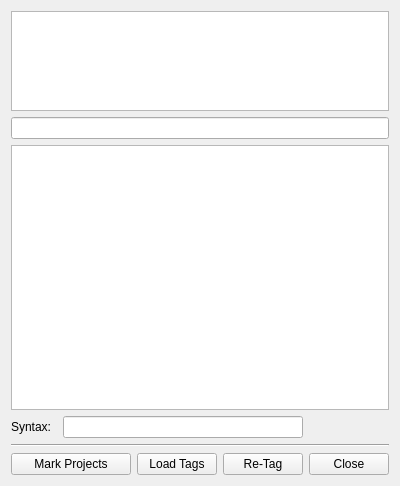
Above: harbour/contrib/hbide/resources/funclist.ui from harbour/core before the change. Below: the same form after it.
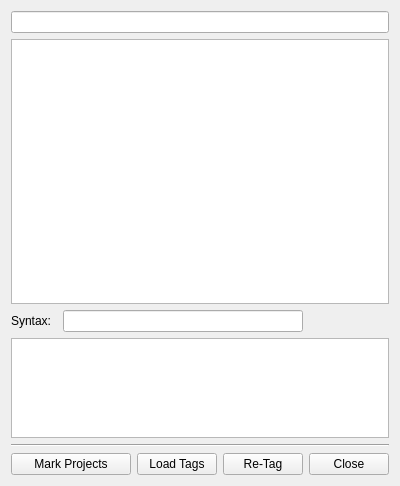
That is the form after the change.

Commit message: 2010-03-09 18:24 UTC-0800 Pritpal Bedi (pritpal@vouchcac.com)   * contrib/hbide/resources/funclist.ui   * contrib/hbide/resources/funclist.uic     ! Shifted "Projects Selection" list downwards.

```diff
--- a/harbour/contrib/hbide/resources/funclist.ui
+++ b/harbour/contrib/hbide/resources/funclist.ui
@@ -14,16 +14,6 @@
    <string>Form</string>
   </property>
   <layout class="QGridLayout" name="gridLayout">
-   <item row="0" column="0" colspan="5">
-    <widget class="QListWidget" name="listProjects">
-     <property name="maximumSize">
-      <size>
-       <width>16777215</width>
-       <height>100</height>
-      </size>
-     </property>
-    </widget>
-   </item>
    <item row="1" column="0" colspan="5">
     <widget class="QLineEdit" name="editFunction"/>
    </item>
@@ -62,41 +52,51 @@
      </property>
     </widget>
    </item>
-   <item row="4" column="0" colspan="5">
+   <item row="5" column="0" colspan="5">
     <widget class="Line" name="line">
      <property name="orientation">
       <enum>Qt::Horizontal</enum>
      </property>
     </widget>
    </item>
-   <item row="5" column="0" colspan="2">
+   <item row="6" column="0" colspan="2">
     <widget class="QPushButton" name="buttonMark">
      <property name="text">
       <string>Mark Projects</string>
      </property>
     </widget>
    </item>
-   <item row="5" column="2">
+   <item row="6" column="2">
     <widget class="QPushButton" name="buttonLoad">
      <property name="text">
       <string>Load Tags</string>
      </property>
     </widget>
    </item>
-   <item row="5" column="3">
+   <item row="6" column="3">
     <widget class="QPushButton" name="buttonTag">
      <property name="text">
       <string>Re-Tag</string>
      </property>
     </widget>
    </item>
-   <item row="5" column="4">
+   <item row="6" column="4">
     <widget class="QPushButton" name="buttonClose">
      <property name="text">
       <string>Close</string>
      </property>
     </widget>
    </item>
+   <item row="4" column="0" colspan="5">
+    <widget class="QListWidget" name="listProjects">
+     <property name="maximumSize">
+      <size>
+       <width>16777215</width>
+       <height>100</height>
+      </size>
+     </property>
+    </widget>
+   </item>
   </layout>
  </widget>
  <resources/>
```
The commit also changes 6 other files.
